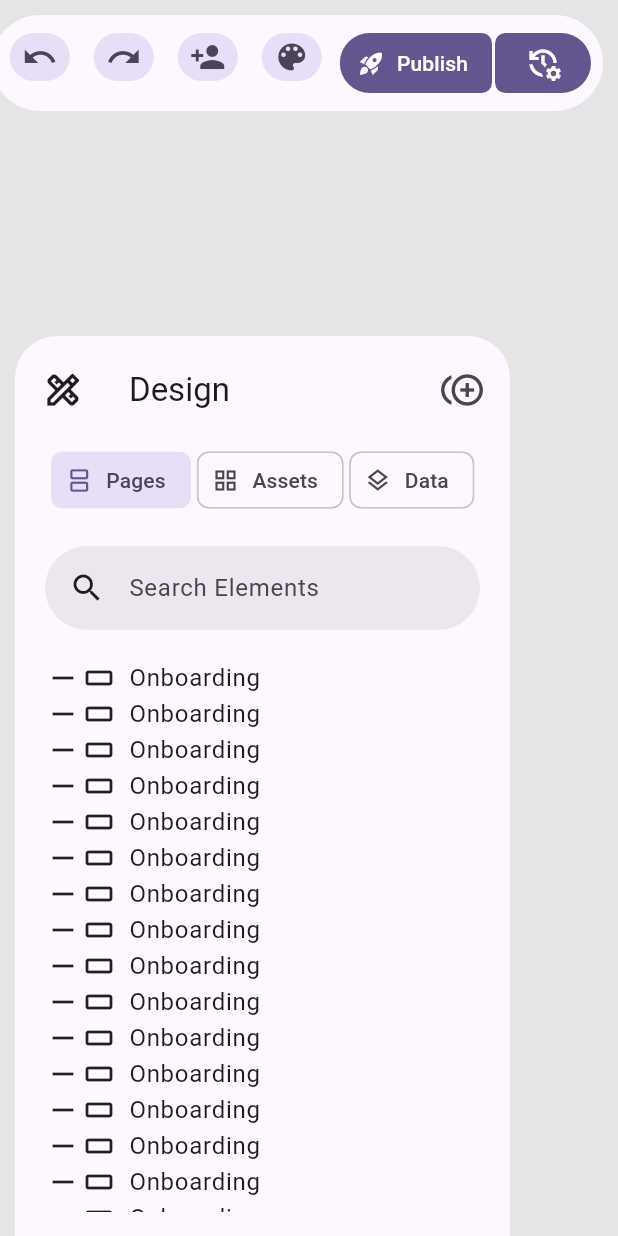
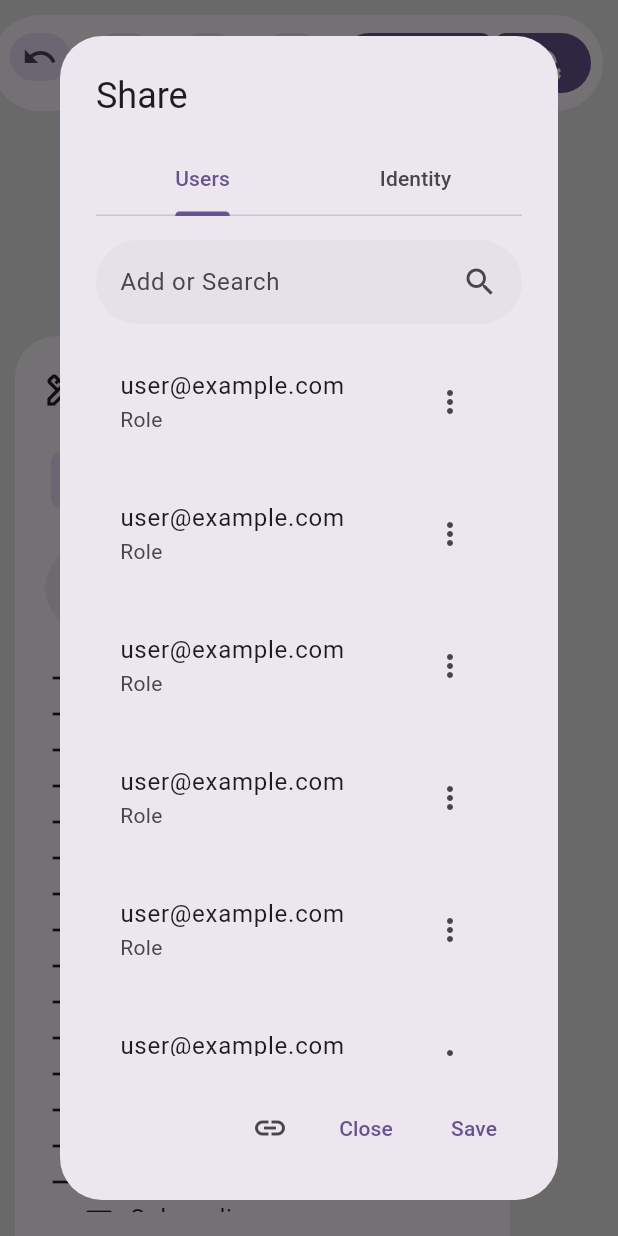
Before and after one commit to schemafx/client, a Flutter app: the screen it shows after launch, after a tap on the "person add" icon, on a phone screen of 412 x 824 dp. Run offline on Flutter 3.47's test engine with Material 3 defaults, Android fonts, the phone set to English and light mode, and no system bars.

Commit message:
Added Share Dialog

```diff
--- a/lib/editor/components/dialog.dart
+++ b/lib/editor/components/dialog.dart
@@ -195,3 +195,140 @@ class ConnectDataDialog extends StatelessWidget {
     );
   }
 }
+
+class ShareDialog extends StatelessWidget {
+  const ShareDialog({super.key});
+
+  @override
+  Widget build(BuildContext context) {
+    return AlertDialog(
+      title: Text("Share"),
+      content: SizedBox(
+        width: 400,
+        child: DefaultTabController(
+          length: 2,
+          child: Scaffold(
+            backgroundColor: Colors.transparent,
+            appBar: TabBar(
+              tabs: [
+                Tab(text: "Users"),
+                Tab(text: "Identity"),
+              ],
+            ),
+            body: TabBarView(
+              children: [
+                // Users
+                Column(
+                  spacing: 16,
+                  children: [
+                    const SizedBox(height: 0),
+                    SearchBar(
+                      hintText: 'Add or Search',
+                      backgroundColor: WidgetStateProperty.all(
+                        Theme.of(context).colorScheme.surfaceContainerHighest,
+                      ),
+                      elevation: WidgetStateProperty.all(0),
+                      trailing: [Icon(Icons.search), SizedBox(width: 8)],
+                    ),
+                    Expanded(
+                      child: SingleChildScrollView(
+                        child: Column(
+                          spacing: 16,
+                          children: List.generate(
+                            15,
+                            // TODO: Handle Users Generation.
+                            (index) => ListTile(
+                              title: Text('user@example.com'),
+                              subtitle: Text('Role'),
+                              trailing: MenuAnchor(
+                                builder:
+                                    (
+                                      BuildContext context,
+                                      MenuController controller,
+                                      Widget? child,
+                                    ) {
+                                      return IconButton(
+                                        onPressed: () => controller.isOpen
+                                            ? controller.close()
+                                            : controller.open(),
+                                        icon: Icon(Icons.more_vert_outlined),
+                                      );
+                                    },
+                                menuChildren: [
+                                  const SizedBox(height: 5),
+                                  MenuItemButton(
+                                    leadingIcon: Icon(Icons.square_outlined),
+                                    onPressed: () {},
+                                    child: Text('Option'),
+                                  ),
+                                  const SizedBox(height: 5),
+                                ],
+                              ),
+                            ),
+                          ),
+                        ),
+                      ),
+                    ),
+                  ],
+                ),
+                // Identity
+                Column(
+                  spacing: 16,
+                  children: [
+                    const SizedBox(height: 0),
+                    SearchBar(
+                      hintText: 'Search',
+                      backgroundColor: WidgetStateProperty.all(
+                        Theme.of(context).colorScheme.surfaceContainerHighest,
+                      ),
+                      elevation: WidgetStateProperty.all(0),
+                      trailing: [Icon(Icons.search), SizedBox(width: 8)],
+                    ),
+                    Expanded(
+                      child: SingleChildScrollView(
+                        child: Column(
+                          spacing: 16,
+                          children: List.generate(
+                            15,
+                            // TODO: Handle Connectors
+                            (index) => ListTile(
+                              leading: Icon(Icons.square_outlined),
+                              title: Text('Connector'),
+                              trailing: Switch(
+                                value: false,
+                                onChanged: (value) {},
+                              ),
+                            ),
+                          ),
+                        ),
+                      ),
+                    ),
+                  ],
+                ),
+              ],
+            ),
+          ),
+        ),
+      ),
+
+      actions: [
+        IconButton(
+          onPressed: () {},
+          icon: Icon(Icons.link_outlined),
+          tooltip: 'Copy Sharing Link',
+        ),
+        TextButton(
+          onPressed: () => Navigator.of(context).pop(),
+          child: const Text("Close"),
+        ),
+        TextButton(
+          onPressed: () => {
+            // TODO: Handle Save
+            Navigator.of(context).pop(),
+          },
+          child: const Text("Save"),
+        ),
+      ],
+    );
+  }
+}
--- a/lib/editor/pages/action_bar.dart
+++ b/lib/editor/pages/action_bar.dart
@@ -1,4 +1,5 @@
 import 'package:flutter/material.dart';
+import '../components/dialog.dart';
 
 class ActionBar extends StatelessWidget {
   const ActionBar({super.key});
@@ -32,7 +33,10 @@ class ActionBar extends StatelessWidget {
           IconButton.filledTonal(
             visualDensity: VisualDensity(vertical: -2),
             onPressed: () {
-              // TODO: Handle Share
+              showDialog(
+                context: context,
+                builder: (BuildContext context) => const ShareDialog(),
+              );
             },
             icon: Icon(Icons.person_add),
           ),
```
